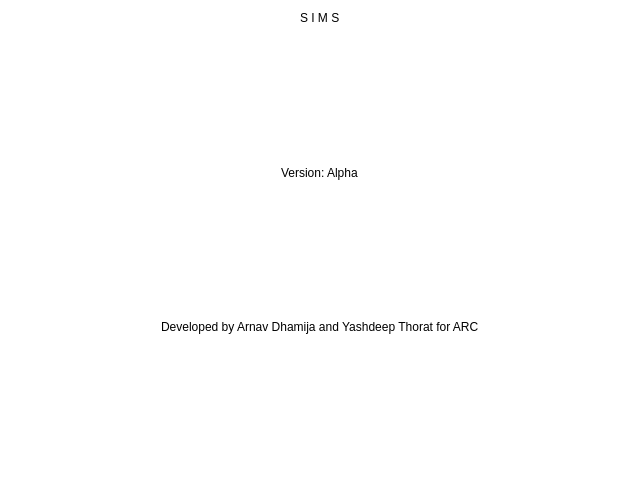
Old version of the form about.ui in the repository arc-bphc/sims-gui.
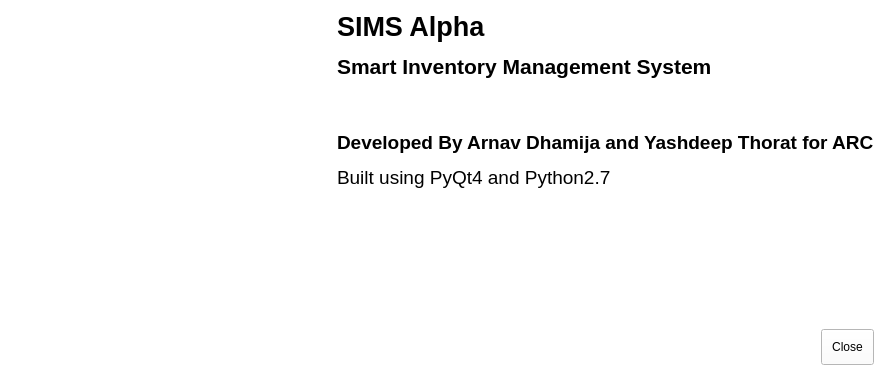
New version of the form. Icons and pictures are not drawn.

```diff
--- a/about.ui
+++ b/about.ui
@@ -6,8 +6,8 @@
    <rect>
     <x>0</x>
     <y>0</y>
-    <width>640</width>
-    <height>480</height>
+    <width>885</width>
+    <height>376</height>
    </rect>
   </property>
   <property name="windowTitle">
@@ -21,44 +21,40 @@
   <layout class="QGridLayout" name="gridLayout_2">
    <item row="0" column="0">
     <layout class="QGridLayout" name="gridLayout">
-     <item row="3" column="0">
-      <spacer name="verticalSpacer_2">
-       <property name="orientation">
-        <enum>Qt::Vertical</enum>
+     <item row="2" column="1" alignment="Qt::AlignRight|Qt::AlignBottom">
+      <widget class="QPushButton" name="pushButton">
+       <property name="text">
+        <string>Close</string>
        </property>
-       <property name="sizeHint" stdset="0">
+      </widget>
+     </item>
+     <item row="0" column="0">
+      <widget class="QLabel" name="label_6">
+       <property name="maximumSize">
         <size>
-         <width>20</width>
-         <height>40</height>
+         <width>350</width>
+         <height>300</height>
         </size>
        </property>
-      </spacer>
+       <property name="text">
+        <string/>
+       </property>
+       <property name="pixmap">
+        <pixmap>images/arclogo.png</pixmap>
+       </property>
+       <property name="scaledContents">
+        <bool>true</bool>
+       </property>
+      </widget>
      </item>
-     <item row="2" column="0" alignment="Qt::AlignHCenter">
+     <item row="0" column="1">
       <widget class="QLabel" name="label">
        <property name="text">
-        <string>Version: Alpha</string>
+        <string>&lt;html&gt;&lt;head/&gt;&lt;body&gt;&lt;p&gt;&lt;span style=&quot; font-size:20pt; font-weight:600;&quot;&gt;SIMS Alpha&lt;/span&gt;&lt;/p&gt;&lt;p&gt;&lt;span style=&quot; font-size:16pt; font-weight:600;&quot;&gt;Smart Inventory Management System&lt;/span&gt;&lt;/p&gt;&lt;p&gt;&lt;br/&gt;&lt;/p&gt;&lt;p&gt;&lt;span style=&quot; font-size:14pt; font-weight:600;&quot;&gt;Developed By Arnav Dhamija and Yashdeep Thorat for ARC&lt;/span&gt;&lt;/p&gt;&lt;p&gt;&lt;span style=&quot; font-size:14pt;&quot;&gt;Built using PyQt4 and Python2.7&lt;br/&gt;&lt;/span&gt;&lt;/p&gt;&lt;/body&gt;&lt;/html&gt;</string>
        </property>
       </widget>
      </item>
-     <item row="0" column="0" alignment="Qt::AlignHCenter">
-      <widget class="QLabel" name="label_2">
-       <property name="styleSheet">
-        <string notr="true">font: 75 100pt &quot;Noto Sans&quot;;</string>
-       </property>
-       <property name="text">
-        <string>S I M S</string>
-       </property>
-      </widget>
-     </item>
-     <item row="4" column="0" alignment="Qt::AlignHCenter">
-      <widget class="QLabel" name="label_3">
-       <property name="text">
-        <string>Developed by Arnav Dhamija and Yashdeep Thorat for ARC</string>
-       </property>
-      </widget>
-     </item>
-     <item row="5" column="0">
+     <item row="1" column="1">
       <spacer name="verticalSpacer">
        <property name="orientation">
         <enum>Qt::Vertical</enum>
@@ -71,19 +67,6 @@
        </property>
       </spacer>
      </item>
-     <item row="1" column="0">
-      <spacer name="verticalSpacer_3">
-       <property name="orientation">
-        <enum>Qt::Vertical</enum>
-       </property>
-       <property name="sizeHint" stdset="0">
-        <size>
-         <width>20</width>
-         <height>40</height>
-        </size>
-       </property>
-      </spacer>
-     </item>
     </layout>
    </item>
   </layout>
```
